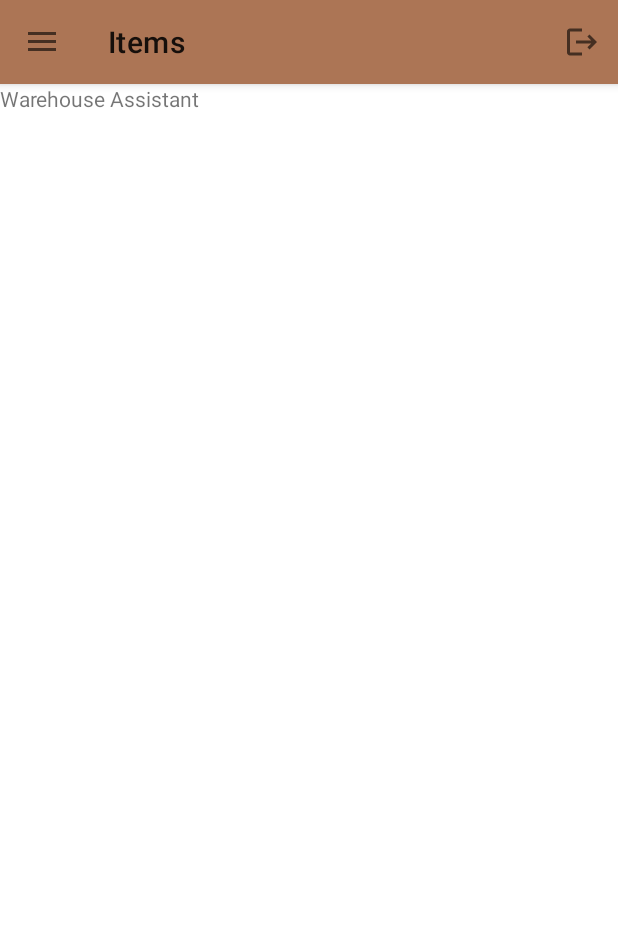
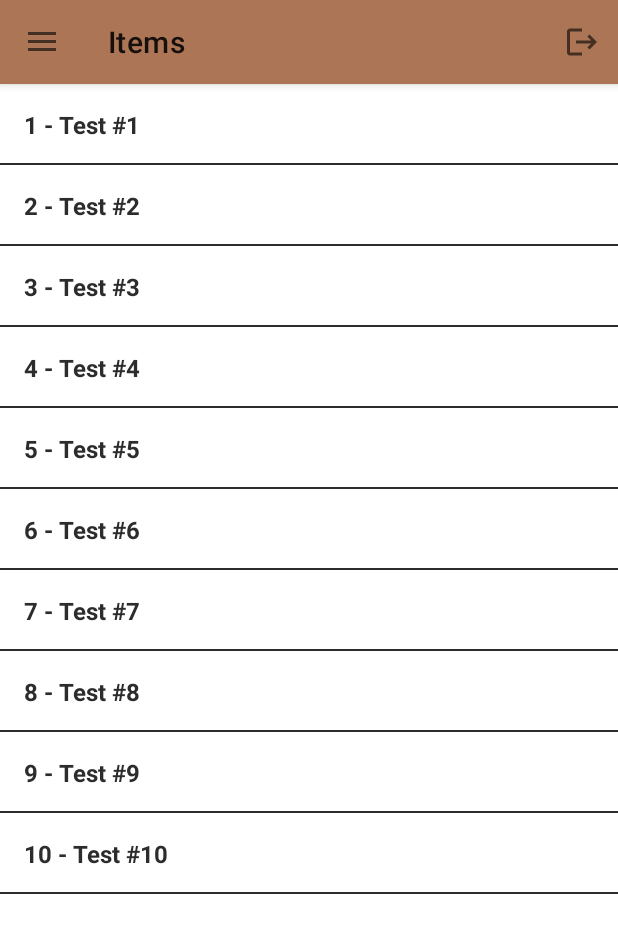
Before and after one commit to Sokols/WarehouseAssistant_AndroidApp, an Android app: the ItemsFragment screen opened through its navigation route, on a phone screen of 412 x 824 dp. Shown: the top 933 px of the screen. Run offline under Robolectric (Android 15) with nearby library versions, the phone set to English and light mode, and no system bars; our stand-ins replace Dagger/Hilt's generated code, data binding, navigation-ui.

Commit message:
Added items list

```diff
--- a/app/build.gradle
+++ b/app/build.gradle
@@ -67,6 +67,8 @@ dependencies {
     implementation platform('com.google.firebase:firebase-bom:29.0.0')
     implementation 'com.google.firebase:firebase-analytics-ktx'
     implementation 'com.google.firebase:firebase-auth:21.0.1'
+    implementation platform('com.google.firebase:firebase-bom:29.0.0')
+    implementation 'com.google.firebase:firebase-database-ktx'
 
     // Hilt
     implementation "com.google.dagger:hilt-android:2.38.1"
--- a/app/src/main/AndroidManifest.xml
+++ b/app/src/main/AndroidManifest.xml
@@ -11,8 +11,7 @@
         android:label="@string/app_name"
         android:roundIcon="@mipmap/ic_launcher_round"
         android:supportsRtl="true"
-        android:theme="@style/Theme.WarehouseAssistant"
-        android:fullBackupContent="">
+        android:theme="@style/Theme.WarehouseAssistant">
         <activity
             android:name=".ui.SplashActivity"
             android:exported="true"
--- /dev/null
+++ b/app/src/main/java/pl/sokols/warehouseassistant/data/models/Item.kt
@@ -0,0 +1,11 @@
+package pl.sokols.warehouseassistant.data.models
+
+data class Item(
+    var id: Int,
+    var name: String,
+    var price: Float
+) {
+    override fun toString(): String {
+        return "$id - $name"
+    }
+}
--- a/app/src/main/java/pl/sokols/warehouseassistant/data/models/User.kt
+++ /dev/null
@@ -1,9 +0,0 @@
-package pl.sokols.warehouseassistant.data.models
-
-/**
- * Data class that captures user information for logged in users retrieved from LoginRepository
- */
-data class User(
-    val userId: String,
-    val displayName: String
-)
--- /dev/null
+++ b/app/src/main/java/pl/sokols/warehouseassistant/data/repositories/ItemRepository.kt
@@ -0,0 +1,23 @@
+package pl.sokols.warehouseassistant.data.repositories
+
+import pl.sokols.warehouseassistant.data.models.Item
+import javax.inject.Inject
+import javax.inject.Singleton
+
+@Singleton
+class ItemRepository @Inject constructor() {
+
+    // TODO: Mockup.
+    fun getItems() = listOf(
+        Item(id = 1, name = "Test #1", price = 1.5f),
+        Item(id = 2, name = "Test #2", price = 10.5f),
+        Item(id = 3, name = "Test #3", price = 100.5f),
+        Item(id = 4, name = "Test #4", price = 1000.5f),
+        Item(id = 5, name = "Test #5", price = 10000.5f),
+        Item(id = 6, name = "Test #6", price = 1.5f),
+        Item(id = 7, name = "Test #7", price = 10.5f),
+        Item(id = 8, name = "Test #8", price = 100.5f),
+        Item(id = 9, name = "Test #9", price = 1000.5f),
+        Item(id = 10, name = "Test #10", price = 10000.5f)
+    )
+}
--- a/app/src/main/java/pl/sokols/warehouseassistant/ui/main/items/ItemsFragment.kt
+++ b/app/src/main/java/pl/sokols/warehouseassistant/ui/main/items/ItemsFragment.kt
@@ -8,19 +8,27 @@ import androidx.fragment.app.Fragment
 import androidx.fragment.app.viewModels
 import dagger.hilt.android.AndroidEntryPoint
 import pl.sokols.warehouseassistant.databinding.ItemsFragmentBinding
+import pl.sokols.warehouseassistant.ui.main.items.adapters.ItemListAdapter
 
 @AndroidEntryPoint
 class ItemsFragment : Fragment() {
 
     private val viewModel: ItemsViewModel by viewModels()
     private lateinit var binding: ItemsFragmentBinding
+    private lateinit var recyclerViewAdapter: ItemListAdapter
 
     override fun onCreateView(
         inflater: LayoutInflater, container: ViewGroup?,
         savedInstanceState: Bundle?
     ): View {
         binding = ItemsFragmentBinding.inflate(inflater, container, false)
+        recyclerViewAdapter = ItemListAdapter()
+        binding.itemsRecyclerView.adapter = recyclerViewAdapter
+        initObservers()
         return binding.root
     }
 
+    private fun initObservers() {
+        recyclerViewAdapter.submitList(viewModel.getItems())
+    }
 }
--- a/app/src/main/java/pl/sokols/warehouseassistant/ui/main/items/ItemsViewModel.kt
+++ b/app/src/main/java/pl/sokols/warehouseassistant/ui/main/items/ItemsViewModel.kt
@@ -2,9 +2,13 @@ package pl.sokols.warehouseassistant.ui.main.items
 
 import androidx.lifecycle.ViewModel
 import dagger.hilt.android.lifecycle.HiltViewModel
+import pl.sokols.warehouseassistant.data.repositories.ItemRepository
 import javax.inject.Inject
 
 @HiltViewModel
-class ItemsViewModel @Inject constructor() : ViewModel() {
+class ItemsViewModel @Inject constructor(
+    private val itemRepository: ItemRepository
+) : ViewModel() {
 
+    fun getItems() = itemRepository.getItems()
 }
--- /dev/null
+++ b/app/src/main/java/pl/sokols/warehouseassistant/ui/main/items/adapters/ItemListAdapter.kt
@@ -0,0 +1,35 @@
+package pl.sokols.warehouseassistant.ui.main.items.adapters
+
+import android.view.LayoutInflater
+import android.view.ViewGroup
+import androidx.recyclerview.widget.ListAdapter
+import androidx.recyclerview.widget.RecyclerView
+import pl.sokols.warehouseassistant.data.models.Item
+import pl.sokols.warehouseassistant.databinding.ItemBinding
+import pl.sokols.warehouseassistant.utils.ItemDiffCallback
+
+class ItemListAdapter : ListAdapter<Item, ItemListAdapter.ItemListViewHolder>(
+    ItemDiffCallback
+) {
+    inner class ItemListViewHolder(private val binding: ItemBinding) :
+        RecyclerView.ViewHolder(binding.root) {
+        fun bind(item: Item) {
+            binding.item = item
+        }
+    }
+
+    override fun onCreateViewHolder(
+        parent: ViewGroup,
+        viewType: Int
+    ): ItemListViewHolder = ItemListViewHolder(
+        ItemBinding.inflate(
+            LayoutInflater.from(parent.context),
+            parent,
+            false
+        )
+    )
+
+    override fun onBindViewHolder(holder: ItemListViewHolder, position: Int) {
+        holder.bind(getItem(position))
+    }
+}
--- /dev/null
+++ b/app/src/main/java/pl/sokols/warehouseassistant/utils/ItemDiffCallback.kt
@@ -0,0 +1,18 @@
+package pl.sokols.warehouseassistant.utils
+
+import androidx.recyclerview.widget.DiffUtil
+import pl.sokols.warehouseassistant.data.models.Item
+
+/**
+ * Based on:
+ * https://medium.com/@trionkidnapper/recyclerview-more-animations-with-less-code-using-support-library-listadapter-62e65126acdb
+ */
+object ItemDiffCallback : DiffUtil.ItemCallback<Item>() {
+    override fun areItemsTheSame(oldItem: Item, newItem: Item): Boolean {
+        return oldItem.id == newItem.id
+    }
+
+    override fun areContentsTheSame(oldItem: Item, newItem: Item): Boolean {
+        return oldItem == newItem
+    }
+}
--- /dev/null
+++ b/app/src/main/res/layout/item.xml
@@ -0,0 +1,41 @@
+<?xml version="1.0" encoding="utf-8"?>
+<layout xmlns:android="http://schemas.android.com/apk/res/android"
+    xmlns:app="http://schemas.android.com/apk/res-auto">
+
+    <data>
+
+        <variable
+            name="item"
+            type="pl.sokols.warehouseassistant.data.models.Item" />
+    </data>
+
+    <androidx.constraintlayout.widget.ConstraintLayout
+        android:id="@+id/employeeProductItem"
+        android:layout_width="match_parent"
+        android:layout_height="wrap_content">
+
+        <TextView
+            android:id="@+id/barcodeEmployeeTextView"
+            android:layout_width="wrap_content"
+            android:layout_height="wrap_content"
+            android:padding="@dimen/default_padding"
+            android:text="@{item.toString()}"
+            android:textColor="?attr/colorOnPrimary"
+            android:textSize="16sp"
+            android:textStyle="bold"
+            app:layout_constraintEnd_toEndOf="parent"
+            app:layout_constraintHorizontal_bias="0.0"
+            app:layout_constraintStart_toStartOf="parent"
+            app:layout_constraintTop_toTopOf="parent" />
+
+        <View
+            android:layout_width="match_parent"
+            android:layout_height="1dp"
+            android:background="?attr/colorOnPrimary"
+            app:layout_constraintBottom_toBottomOf="parent"
+            app:layout_constraintEnd_toEndOf="parent"
+            app:layout_constraintStart_toStartOf="parent"
+            app:layout_constraintTop_toTopOf="parent"
+            app:layout_constraintVertical_bias="1.0" />
+    </androidx.constraintlayout.widget.ConstraintLayout>
+</layout>
--- a/app/src/main/res/layout/items_fragment.xml
+++ b/app/src/main/res/layout/items_fragment.xml
@@ -1,13 +1,26 @@
 <?xml version="1.0" encoding="utf-8"?>
-<FrameLayout xmlns:android="http://schemas.android.com/apk/res/android"
+<layout xmlns:android="http://schemas.android.com/apk/res/android"
+    xmlns:app="http://schemas.android.com/apk/res-auto"
     xmlns:tools="http://schemas.android.com/tools"
-    android:layout_width="match_parent"
-    android:layout_height="match_parent"
     tools:context=".ui.main.items.ItemsFragment">
 
-    <TextView
+    <androidx.constraintlayout.widget.ConstraintLayout
+        android:id="@+id/mainLayout"
         android:layout_width="match_parent"
-        android:layout_height="match_parent"
-        android:text="@string/app_name" />
+        android:layout_height="match_parent">
 
-</FrameLayout>
+        <androidx.recyclerview.widget.RecyclerView
+            android:id="@+id/itemsRecyclerView"
+            android:layout_width="match_parent"
+            android:layout_height="0dp"
+            android:clipToPadding="false"
+            android:fillViewport="true"
+            android:scrollbars="none"
+            app:layoutManager="androidx.recyclerview.widget.GridLayoutManager"
+            app:layout_constraintBottom_toBottomOf="parent"
+            app:layout_constraintEnd_toEndOf="parent"
+            app:layout_constraintStart_toStartOf="parent"
+            app:layout_constraintTop_toTopOf="parent"
+            tools:listitem="@layout/item" />
+    </androidx.constraintlayout.widget.ConstraintLayout>
+</layout>
--- a/app/src/main/res/values/dimens.xml
+++ b/app/src/main/res/values/dimens.xml
@@ -6,4 +6,5 @@
     <dimen name="fragment_horizontal_margin">16dp</dimen>
     <dimen name="fragment_vertical_margin">16dp</dimen>
     <dimen name="text_margin">16dp</dimen>
+    <dimen name="default_padding">16dp</dimen>
 </resources>
--- a/app/src/main/res/values/strings.xml
+++ b/app/src/main/res/values/strings.xml
@@ -13,4 +13,5 @@
     <string name="other_error">Unidentified error occurred!</string>
     <string name="home">Home</string>
     <string name="items">Items</string>
+    <string name="price">Price: $%1$.2f</string>
 </resources>
```
Also changed, not shown: 1 other file.
